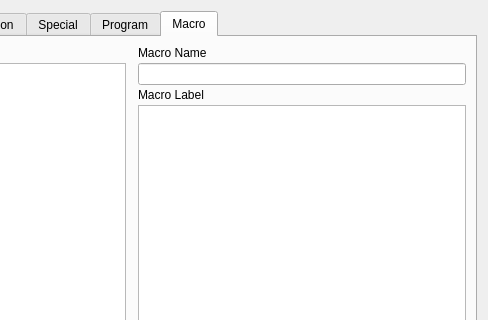
Above: src/gui/rebindwidget.ui from ckb-next/ckb-next before the change; both pictures show x 199 to 687 and y 0 to 320 of the 687 by 415 pixel window. Below: the same form after it.
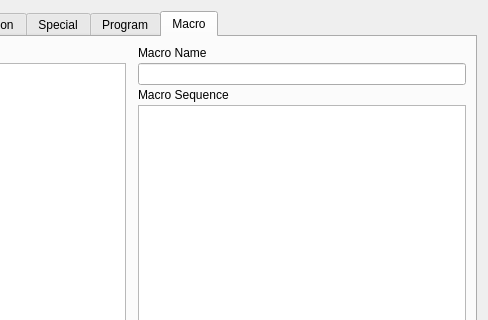
That is the form after the change. The open tabs and pages were chosen to show the change.

Commit message: Change Macro Label to Macro Sequence

The edit to the form file:
```diff
--- a/src/gui/rebindwidget.ui
+++ b/src/gui/rebindwidget.ui
@@ -1442,7 +1442,7 @@
            <item>
             <widget class="QLabel" name="label_3">
              <property name="text">
-              <string>Macro Label</string>
+              <string>Macro Sequence</string>
              </property>
             </widget>
            </item>
```
Left out of the diff: 2 changed lines with no effect on the pictures.
